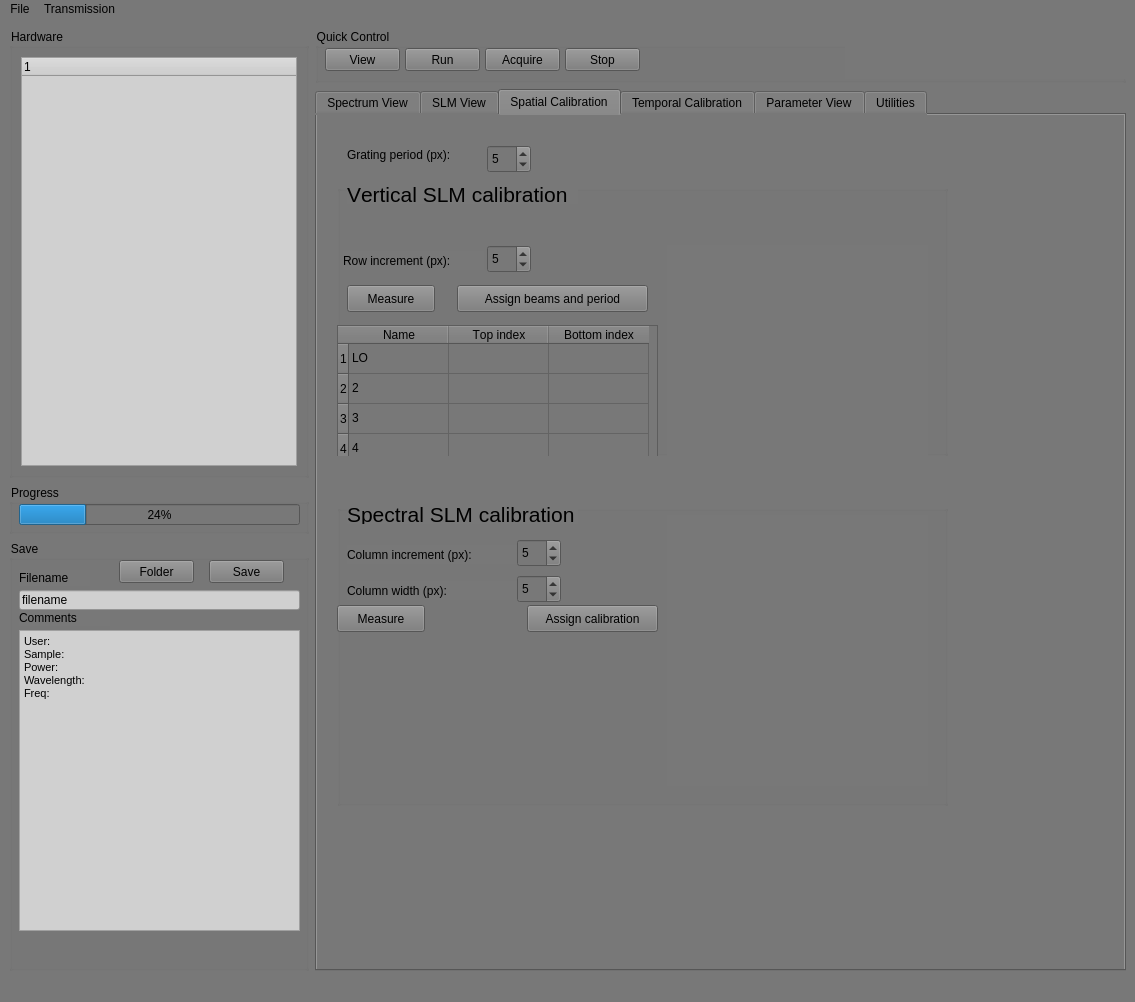
Qt form src/GUI/main_GUI.ui (SilvaScience/colberto) before a commit.
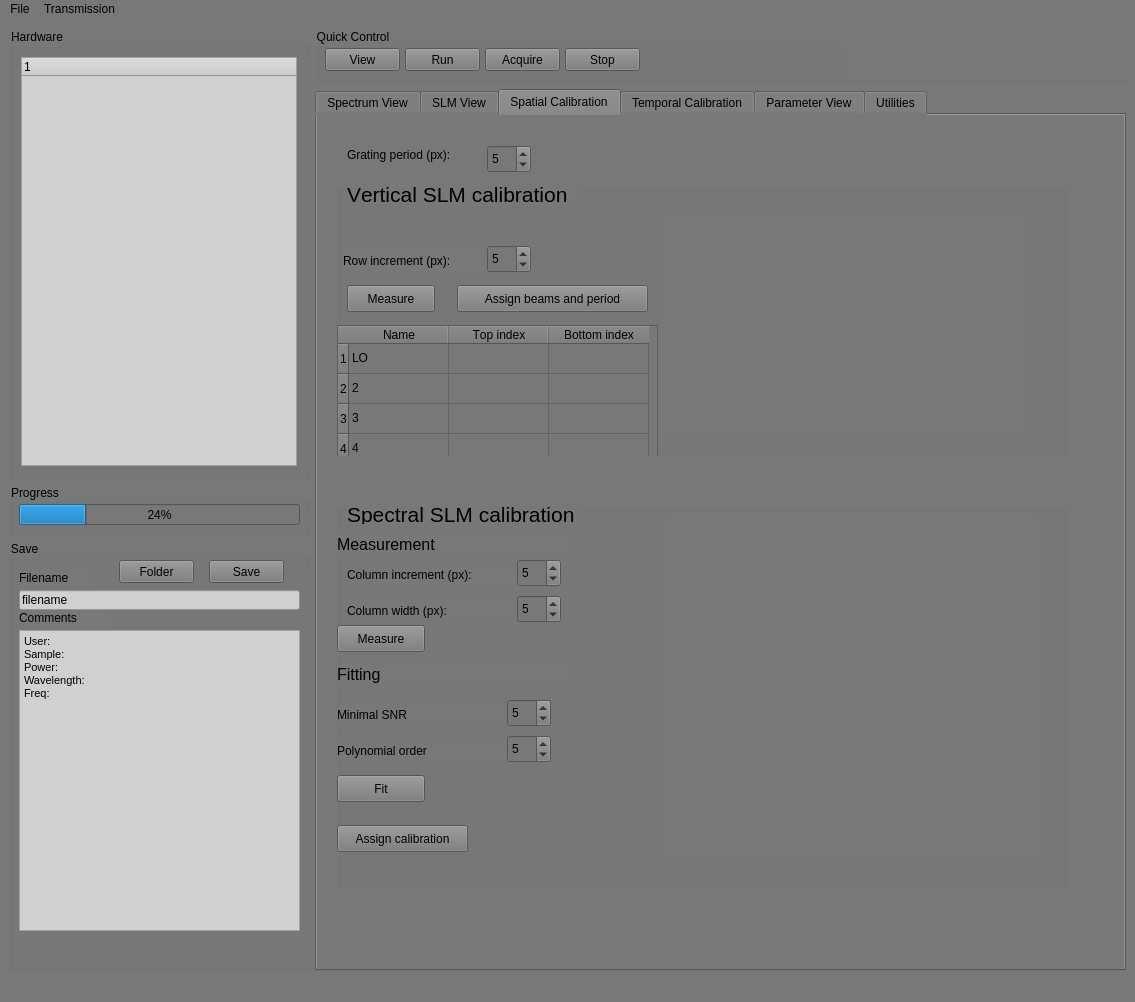
The same form after that commit. Custom widgets are drawn as their Qt base class.

Commit message: Added buttons to perform fit and assign calibration. Started connecting those in Main. Added class in spectral calibplot to plot max, fit and residual.

Diff of the .ui file:
```diff
--- a/src/GUI/main_GUI.ui
+++ b/src/GUI/main_GUI.ui
@@ -332,7 +332,7 @@
            <rect>
             <x>20</x>
             <y>70</y>
-            <width>611</width>
+            <width>731</width>
             <height>271</height>
            </rect>
           </property>
@@ -360,8 +360,8 @@
            <property name="geometry">
             <rect>
              <x>330</x>
-             <y>60</y>
-             <width>261</width>
+             <y>30</y>
+             <width>361</width>
              <height>221</height>
             </rect>
            </property>
@@ -511,8 +511,8 @@
            <rect>
             <x>20</x>
             <y>390</y>
-            <width>611</width>
-            <height>301</height>
+            <width>731</width>
+            <height>381</height>
            </rect>
           </property>
           <property name="font">
@@ -540,8 +540,8 @@
             <rect>
              <x>330</x>
              <y>10</y>
-             <width>261</width>
-             <height>271</height>
+             <width>371</width>
+             <height>181</height>
             </rect>
            </property>
           </widget>
@@ -549,7 +549,7 @@
            <property name="geometry">
             <rect>
              <x>0</x>
-             <y>100</y>
+             <y>120</y>
              <width>88</width>
              <height>27</height>
             </rect>
@@ -561,8 +561,8 @@
           <widget class="QPushButton" name="assign_spectral_calibraion_button">
            <property name="geometry">
             <rect>
-             <x>190</x>
-             <y>100</y>
+             <x>0</x>
+             <y>320</y>
              <width>131</width>
              <height>27</height>
             </rect>
@@ -593,7 +593,7 @@
            <property name="geometry">
             <rect>
              <x>10</x>
-             <y>40</y>
+             <y>60</y>
              <width>171</width>
              <height>19</height>
             </rect>
@@ -606,7 +606,7 @@
            <property name="geometry">
             <rect>
              <x>180</x>
-             <y>34</y>
+             <y>54</y>
              <width>44</width>
              <height>28</height>
             </rect>
@@ -625,7 +625,7 @@
            <property name="geometry">
             <rect>
              <x>10</x>
-             <y>76</y>
+             <y>96</y>
              <width>171</width>
              <height>19</height>
             </rect>
@@ -638,7 +638,7 @@
            <property name="geometry">
             <rect>
              <x>180</x>
-             <y>70</y>
+             <y>90</y>
              <width>44</width>
              <height>28</height>
             </rect>
@@ -653,6 +653,145 @@
             <number>5</number>
            </property>
           </widget>
+          <widget class="PlotWidget" name="spectral_calib_fit_plot_layout" native="true">
+           <property name="enabled">
+            <bool>true</bool>
+           </property>
+           <property name="geometry">
+            <rect>
+             <x>330</x>
+             <y>190</y>
+             <width>191</width>
+             <height>161</height>
+            </rect>
+           </property>
+          </widget>
+          <widget class="QLabel" name="label_spectral_calibration_box_measurement">
+           <property name="geometry">
+            <rect>
+             <x>0</x>
+             <y>30</y>
+             <width>231</width>
+             <height>19</height>
+            </rect>
+           </property>
+           <property name="font">
+            <font>
+             <pointsize>12</pointsize>
+            </font>
+           </property>
+           <property name="text">
+            <string>Measurement</string>
+           </property>
+          </widget>
+          <widget class="QLabel" name="label_spectral_calibration_box_fitting">
+           <property name="geometry">
+            <rect>
+             <x>0</x>
+             <y>160</y>
+             <width>231</width>
+             <height>19</height>
+            </rect>
+           </property>
+           <property name="font">
+            <font>
+             <pointsize>12</pointsize>
+            </font>
+           </property>
+           <property name="text">
+            <string>Fitting</string>
+           </property>
+          </widget>
+          <widget class="QLabel" name="polynomial_order_label">
+           <property name="geometry">
+            <rect>
+             <x>0</x>
+             <y>236</y>
+             <width>171</width>
+             <height>19</height>
+            </rect>
+           </property>
+           <property name="text">
+            <string>Polynomial order</string>
+           </property>
+          </widget>
+          <widget class="QLabel" name="column_increment_label_2">
+           <property name="geometry">
+            <rect>
+             <x>0</x>
+             <y>200</y>
+             <width>171</width>
+             <height>19</height>
+            </rect>
+           </property>
+           <property name="text">
+            <string>Minimal SNR</string>
+           </property>
+          </widget>
+          <widget class="QSpinBox" name="min_snr_spin_box">
+           <property name="geometry">
+            <rect>
+             <x>170</x>
+             <y>194</y>
+             <width>44</width>
+             <height>28</height>
+            </rect>
+           </property>
+           <property name="inputMethodHints">
+            <set>Qt::ImhDigitsOnly|Qt::ImhFormattedNumbersOnly</set>
+           </property>
+           <property name="minimum">
+            <number>1</number>
+           </property>
+           <property name="value">
+            <number>5</number>
+           </property>
+          </widget>
+          <widget class="QSpinBox" name="polynomial_order_spin_box">
+           <property name="geometry">
+            <rect>
+             <x>170</x>
+             <y>230</y>
+             <width>44</width>
+             <height>28</height>
+            </rect>
+           </property>
+           <property name="inputMethodHints">
+            <set>Qt::ImhDigitsOnly|Qt::ImhFormattedNumbersOnly</set>
+           </property>
+           <property name="minimum">
+            <number>1</number>
+           </property>
+           <property name="value">
+            <number>5</number>
+           </property>
+          </widget>
+          <widget class="QPushButton" name="fit_spectral_calibration">
+           <property name="geometry">
+            <rect>
+             <x>0</x>
+             <y>270</y>
+             <width>88</width>
+             <height>27</height>
+            </rect>
+           </property>
+           <property name="text">
+            <string>Fit</string>
+           </property>
+          </widget>
+          <widget class="PlotWidget" name="spectral_calib_fit_residual_plot_layout" native="true">
+           <property name="enabled">
+            <bool>true</bool>
+           </property>
+           <property name="geometry">
+            <rect>
+             <x>520</x>
+             <y>190</y>
+             <width>180</width>
+             <height>161</height>
+            </rect>
+           </property>
+          </widget>
          </widget>
          <widget class="QLabel" name="grating_period_label">
           <property name="geometry">
```
The commit also changes 2 other files.
